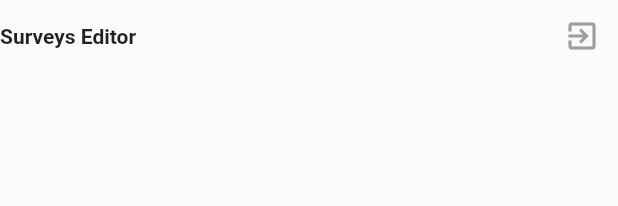
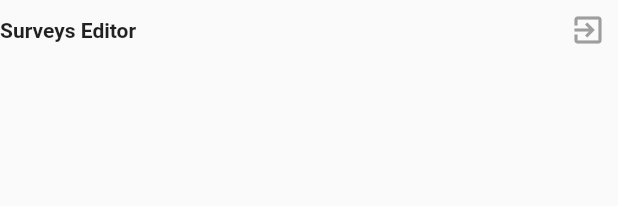
Before and after one commit to PIA-Group/Epilappsy-web, a Flutter app: the TopBar widget shown alone on an empty page, opened directly, on a phone screen of 412 x 824 dp. Shown: the top 206 px of the screen. Run offline on Flutter 3.47's test engine with Material 2 defaults, Android fonts, the phone set to English and light mode, and no system bars; our stand-ins replace cloud_firestore, firebase_auth, firebase_core; missing offline and left inert: dart:html; accounts and stored records are empty; statements that could not run were skipped.

Commit message:
Fixed buttons size and deployed web app

```diff
--- a/lib/login.dart
+++ b/lib/login.dart
@@ -33,7 +33,8 @@ class _LoginState extends State<Login> {
           borderRadius: BorderRadius.circular(12),
         ),
         child: Container(
-          width: 300,
+          constraints: BoxConstraints(maxWidth: 400),
+          width: double.infinity,
           padding: EdgeInsets.all(0),
           child: Column(
             mainAxisSize: MainAxisSize.min,
@@ -114,6 +115,7 @@ class _LoginState extends State<Login> {
             alignment: Alignment.center,
             padding: EdgeInsets.all(12),
             width: double.infinity,
+            height: 48,
             child: _isLoging
                 ? SizedBox(
                     width: 22,
--- a/lib/main.dart
+++ b/lib/main.dart
@@ -1,16 +1,8 @@
 import 'dart:html';
 
-import 'package:epilappsy_web/homepage.dart';
-import 'package:epilappsy_web/login.dart';
 import 'package:epilappsy_web/splash.dart';
 import 'package:firebase_core/firebase_core.dart';
 import 'package:flutter/material.dart';
-import 'package:flutter/rendering.dart';
-
-final Map<String, WidgetBuilder> _routes = <String, WidgetBuilder>{
-  "/login": (BuildContext context) => Login(),
-  "/homepage": (BuildContext context) => HomePage(),
-};
 
 void main() async {
   WidgetsFlutterBinding.ensureInitialized();
@@ -41,7 +33,6 @@ class MyApp extends StatelessWidget {
       ),
       debugShowCheckedModeBanner: false,
       home: Splash(),
-      routes: _routes,
     );
   }
 }
--- a/lib/topbar.dart
+++ b/lib/topbar.dart
@@ -28,10 +28,17 @@ class _TopBarState extends State<TopBar> {
                 return Container();
             }),
         SizedBox(width: 16),
-        IconButton(
-          icon: Icon(Icons.exit_to_app),
-          color: Colors.grey,
-          onPressed: Database.signOut,
+        SizedBox(
+          height: 40,
+          width: 40,
+          child: InkWell(
+            onTap: Database.signOut,
+            borderRadius: BorderRadius.circular(40),
+            child: Icon(
+              Icons.exit_to_app,
+              color: Colors.grey,
+            ),
+          ),
         ),
       ],
     );
--- a/pubspec.yaml
+++ b/pubspec.yaml
@@ -1,5 +1,5 @@
 name: epilappsy_web
-description: A new Flutter project.
+description: Epilappsy web app.
 
 publish_to: 'none' # Remove this line if you wish to publish to pub.dev
 
```
Also changed, not shown: lib/popup_dialog.dart (+4 -4 lines), firebase.json, 2 other files.
